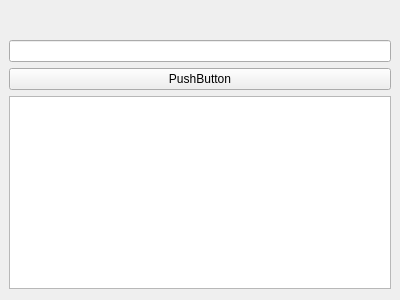
yacbo/MyTitleDemo, file widget.ui: the form before one commit.
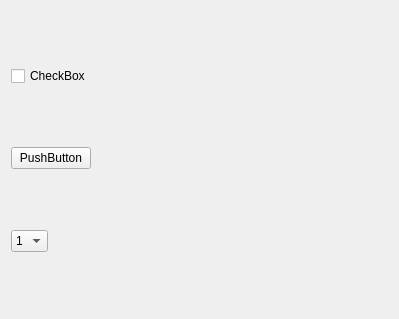
The form after the commit.

What changed in the file:
```diff
--- a/widget.ui
+++ b/widget.ui
@@ -6,49 +6,69 @@
    <rect>
     <x>0</x>
     <y>0</y>
-    <width>400</width>
-    <height>300</height>
+    <width>399</width>
+    <height>319</height>
    </rect>
   </property>
   <property name="windowTitle">
    <string>Widget</string>
   </property>
-  <layout class="QVBoxLayout" name="verticalLayout_2">
-   <property name="sizeConstraint">
-    <enum>QLayout::SetDefaultConstraint</enum>
-   </property>
-   <property name="leftMargin">
-    <number>9</number>
-   </property>
-   <property name="topMargin">
-    <number>40</number>
-   </property>
-   <property name="rightMargin">
-    <number>9</number>
-   </property>
+  <layout class="QVBoxLayout" name="verticalLayout">
    <item>
-    <layout class="QVBoxLayout" name="verticalLayout">
-     <property name="topMargin">
-      <number>0</number>
+    <widget class="QCheckBox" name="checkBox">
+     <property name="sizePolicy">
+      <sizepolicy hsizetype="Fixed" vsizetype="Fixed">
+       <horstretch>0</horstretch>
+       <verstretch>0</verstretch>
+      </sizepolicy>
      </property>
+     <property name="text">
+      <string>CheckBox</string>
+     </property>
+    </widget>
+   </item>
+   <item>
+    <widget class="QPushButton" name="pushButton">
+     <property name="sizePolicy">
+      <sizepolicy hsizetype="Fixed" vsizetype="Fixed">
+       <horstretch>0</horstretch>
+       <verstretch>0</verstretch>
+      </sizepolicy>
+     </property>
+     <property name="text">
+      <string>PushButton</string>
+     </property>
+    </widget>
+   </item>
+   <item>
+    <widget class="QComboBox" name="comboBox">
+     <property name="sizePolicy">
+      <sizepolicy hsizetype="Fixed" vsizetype="Fixed">
+       <horstretch>0</horstretch>
+       <verstretch>0</verstretch>
+      </sizepolicy>
+     </property>
      <item>
-      <widget class="QLineEdit" name="lineEdit"/>
+      <property name="text">
+       <string>1</string>
+      </property>
      </item>
      <item>
-      <widget class="QPushButton" name="pushButton">
-       <property name="text">
-        <string>PushButton</string>
-       </property>
-      </widget>
+      <property name="text">
+       <string>2</string>
+      </property>
      </item>
      <item>
-      <widget class="QTableView" name="tableView">
-       <property name="enabled">
-        <bool>true</bool>
-       </property>
-      </widget>
+      <property name="text">
+       <string>3</string>
+      </property>
      </item>
-    </layout>
+     <item>
+      <property name="text">
+       <string>4</string>
+      </property>
+     </item>
+    </widget>
    </item>
   </layout>
  </widget>
```
